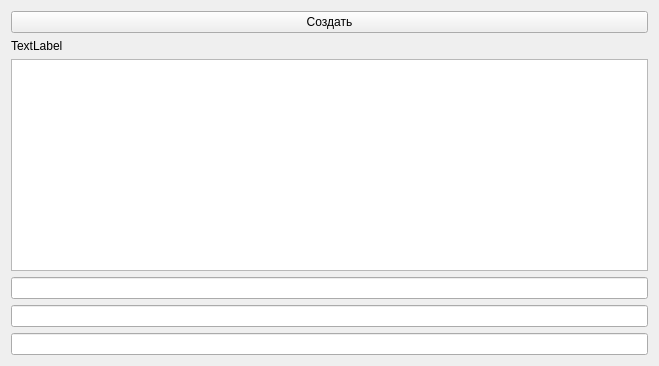
4uJustDev/NanocadAPIQtPolyTable, file HelloQtChild.ui: the form before one commit.
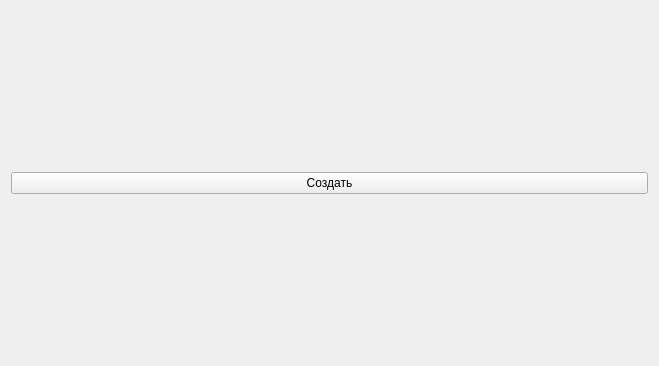
The form after the commit.

The edit to the form file:
```diff
--- a/HelloQtChild.ui
+++ b/HelloQtChild.ui
@@ -22,23 +22,7 @@
     </widget>
    </item>
    <item>
-    <widget class="QLabel" name="label">
-     <property name="text">
-      <string>TextLabel</string>
-     </property>
-    </widget>
-   </item>
-   <item>
-    <widget class="QListWidget" name="listWidget"/>
-   </item>
-   <item>
-    <widget class="QLineEdit" name="lineEdit"/>
-   </item>
-   <item>
-    <widget class="QLineEdit" name="lineEdit_2"/>
-   </item>
-   <item>
-    <widget class="QLineEdit" name="lineEdit_3"/>
+    <layout class="QVBoxLayout" name="verticalLayout_2"/>
    </item>
   </layout>
  </widget>
```
